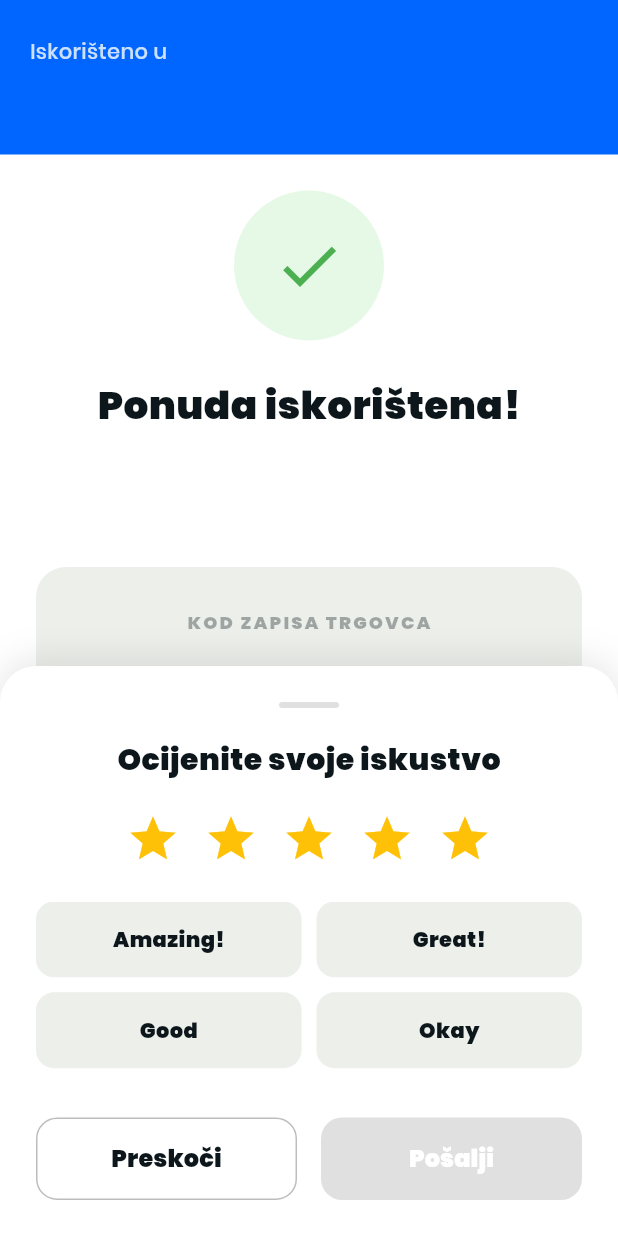
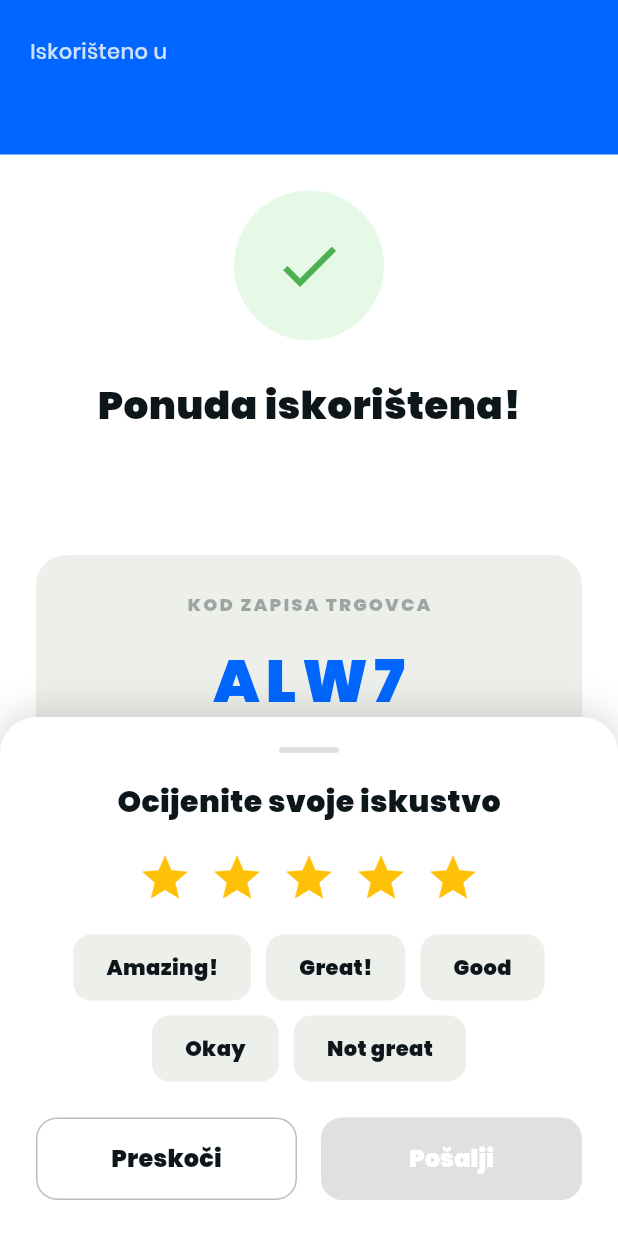
Before and after one commit to WAQASUMAR33/flutter_uzivaj, a Flutter app: the OfferRedeemedScreen screen opened directly with empty values, on a phone screen of 412 x 824 dp. Run offline on Flutter 3.47's test engine with Material 3 defaults, Android fonts, the phone set to English and light mode, and no system bars; our stand-ins replace cached_network_image, country_picker, firebase_auth, firebase_core, flutter_widget_from_html_core, font_awesome_flutter and 5 more; missing offline and left inert: flutter_stripe; accounts and stored records are empty.

Commit message:
fix(ui): resolve pixel overflow in pin entry and rating modal

```diff
--- a/lib/screens/offer_redemption_screens.dart
+++ b/lib/screens/offer_redemption_screens.dart
@@ -185,7 +185,10 @@
             ),
             Expanded(
               child: Padding(
-                padding: const EdgeInsets.all(24.0),
+                padding: const EdgeInsets.symmetric(
+                  horizontal: 20.0,
+                  vertical: 16.0,
+                ),
                 child: Column(
                   mainAxisAlignment: MainAxisAlignment.start,
                   children: [
@@ -198,7 +201,7 @@
                         fontFamily: 'Poppins',
                       ),
                     ),
-                    const SizedBox(height: 12),
+                    const SizedBox(height: 10),
                     Text(
                       AppStrings.of(context).handPhoneToWaiter,
                       textAlign: TextAlign.center,
@@ -210,15 +213,15 @@
                         height: 1.4,
                       ),
                     ),
-                    const SizedBox(height: 32),
+                    const SizedBox(height: 24),
                     Row(
                       mainAxisAlignment: MainAxisAlignment.center,
                       children: List.generate(_pinLength, (index) {
                         final isFilled = index < _pin.length;
                         return Container(
-                          margin: const EdgeInsets.symmetric(horizontal: 10),
-                          width: 60,
-                          height: 60,
+                          margin: const EdgeInsets.symmetric(horizontal: 8),
+                          width: 52,
+                          height: 52,
                           decoration: BoxDecoration(
                             color: isFilled
                                 ? Colors.white
@@ -243,7 +246,7 @@
                         );
                       }),
                     ),
-                    const SizedBox(height: 16),
+                    const SizedBox(height: 14),
                     SizedBox(
                       height: 24,
                       child: _isVerifying
@@ -267,16 +270,16 @@
                             )
                           : null,
                     ),
-                    const SizedBox(height: 20),
+                    const SizedBox(height: 12),
                     Expanded(
                       child: Column(
                         children: [
                           _buildKeypadRow(['1', '2', '3']),
-                          const SizedBox(height: 12),
+                          const SizedBox(height: 10),
                           _buildKeypadRow(['4', '5', '6']),
-                          const SizedBox(height: 12),
+                          const SizedBox(height: 10),
                           _buildKeypadRow(['7', '8', '9']),
-                          const SizedBox(height: 12),
+                          const SizedBox(height: 10),
                           _buildKeypadRow(['', '0', 'backspace']),
                         ],
                       ),
@@ -297,7 +300,7 @@
         mainAxisAlignment: MainAxisAlignment.spaceEvenly,
         children: keys.map((key) {
           if (key.isEmpty) {
-            return const SizedBox(width: 80, height: 80);
+            return const SizedBox(width: 72, height: 64);
           }
           return _buildKey(key);
         }).toList(),
@@ -310,11 +313,11 @@
     return GestureDetector(
       onTap: () => _onKeyPressed(value),
       child: Container(
-        width: 80,
-        height: 80,
+        width: 72,
+        height: 64,
         decoration: BoxDecoration(
           color: Apptheme.offwhitecolor,
-          borderRadius: BorderRadius.circular(18),
+          borderRadius: BorderRadius.circular(16),
         ),
         child: Center(
           child: isBackspace
@@ -463,7 +466,7 @@
                   ),
                 ),
                 Expanded(
-                  child: Padding(
+                  child: SingleChildScrollView(
                     padding: const EdgeInsets.all(24.0),
                     child: Column(
                       mainAxisAlignment: MainAxisAlignment.start,
@@ -471,8 +474,8 @@
                         Container(
                           width: 100,
                           height: 100,
-                          decoration: BoxDecoration(
-                            color: const Color(0xFFE6F9E6),
+                          decoration: const BoxDecoration(
+                            color: Color(0xFFE6F9E6),
                             shape: BoxShape.circle,
                           ),
                           child: const Center(
@@ -515,12 +518,12 @@
                             fontFamily: 'Poppins',
                           ),
                         ),
-                        const SizedBox(height: 32),
+                        const SizedBox(height: 24),
                         Container(
                           width: double.infinity,
                           padding: const EdgeInsets.symmetric(
                             horizontal: 24,
-                            vertical: 28,
+                            vertical: 24,
                           ),
                           decoration: BoxDecoration(
                             color: Apptheme.offwhitecolor,
@@ -540,18 +543,18 @@
                                   letterSpacing: 1.4,
                                 ),
                               ),
-                              const SizedBox(height: 16),
+                              const SizedBox(height: 14),
                               Text(
                                 _generateRandomCode(),
                                 style: TextStyle(
                                   color: Apptheme.bluecolor,
-                                  fontSize: 44,
+                                  fontSize: 40,
                                   fontWeight: FontWeight.w900,
                                   fontFamily: 'Poppins',
                                   letterSpacing: 4,
                                 ),
                               ),
-                              const SizedBox(height: 12),
+                              const SizedBox(height: 10),
                               Text(
                                 AppStrings.of(context).waiterWritesThis,
                                 style: TextStyle(
@@ -566,7 +569,7 @@
                             ],
                           ),
                         ),
-                        const Spacer(),
+                        const SizedBox(height: 28),
                         ElevatedButton(
                           onPressed: () {
                             Navigator.of(
@@ -576,7 +579,7 @@
                           style: ElevatedButton.styleFrom(
                             backgroundColor: Apptheme.bluecolor,
                             foregroundColor: Colors.white,
-                            minimumSize: const Size(double.infinity, 60),
+                            minimumSize: const Size(double.infinity, 56),
                             shape: RoundedRectangleBorder(
                               borderRadius: BorderRadius.circular(16),
                             ),
@@ -611,18 +614,22 @@
       right: 0,
       child: Container(
         width: double.infinity,
-        padding: const EdgeInsets.all(24.0),
+        constraints: BoxConstraints(
+          maxHeight: MediaQuery.of(context).size.height * 0.85,
+        ),
+        padding: const EdgeInsets.fromLTRB(24, 20, 24, 24),
         decoration: BoxDecoration(
           color: Colors.white,
           borderRadius: const BorderRadius.vertical(top: Radius.circular(24)),
           boxShadow: [
             BoxShadow(
-              color: Colors.black.withValues(alpha: 0.1),
+              color: Colors.black.withValues(alpha: 0.15),
               blurRadius: 20,
               offset: const Offset(0, -4),
             ),
           ],
         ),
+        child: SingleChildScrollView(
           child: Column(
             mainAxisSize: MainAxisSize.min,
             children: [
@@ -635,7 +642,7 @@
                     borderRadius: BorderRadius.circular(2),
                   ),
                 ),
-              const SizedBox(height: 20),
+                const SizedBox(height: 18),
                 Text(
                   AppStrings.of(context).rateYourExperience,
                   style: TextStyle(
@@ -645,7 +652,7 @@
                     fontFamily: 'Poppins',
                   ),
                 ),
-              const SizedBox(height: 20),
+                const SizedBox(height: 18),
                 Row(
                   mainAxisAlignment: MainAxisAlignment.center,
                   children: List.generate(5, (index) {
@@ -653,7 +660,7 @@
                     return GestureDetector(
                       onTap: () => setState(() => _selectedRating = starIndex),
                       child: Padding(
-                      padding: const EdgeInsets.symmetric(horizontal: 8.0),
+                        padding: const EdgeInsets.symmetric(horizontal: 6.0),
                         child: Icon(
                           Icons.star,
                           size: 36,
@@ -665,19 +672,20 @@
                     );
                   }),
                 ),
-              const SizedBox(height: 24),
-              SizedBox(
-                height: 120,
-                child: GridView.count(
-                  crossAxisCount: 2,
-                  childAspectRatio: 3.5,
-                  crossAxisSpacing: 10,
-                  mainAxisSpacing: 10,
+                const SizedBox(height: 20),
+                Wrap(
+                  spacing: 10,
+                  runSpacing: 10,
+                  alignment: WrapAlignment.center,
                   children: _validReviews.map((review) {
                     final isSelected = _selectedReview == review;
                     return GestureDetector(
                       onTap: () => setState(() => _selectedReview = review),
                       child: Container(
+                        padding: const EdgeInsets.symmetric(
+                          horizontal: 20,
+                          vertical: 10,
+                        ),
                         decoration: BoxDecoration(
                           color: isSelected
                               ? Apptheme.bluecolor.withValues(alpha: 0.1)
@@ -690,7 +698,6 @@
                           ),
                           borderRadius: BorderRadius.circular(12),
                         ),
-                        child: Center(
                         child: Text(
                           review,
                           style: TextStyle(
@@ -699,13 +706,12 @@
                                 : Apptheme.blackcolor,
                             fontWeight: FontWeight.w600,
                             fontFamily: 'Poppins',
-                            ),
+                            fontSize: 14,
                           ),
                         ),
                       ),
                     );
                   }).toList(),
-                ),
                 ),
                 const SizedBox(height: 24),
                 Row(
@@ -747,10 +753,17 @@
                           elevation: 0,
                         ),
                         child: _isSubmitting
-                          ? const CircularProgressIndicator(color: Colors.white)
+                            ? const SizedBox(
+                                width: 20,
+                                height: 20,
+                                child: CircularProgressIndicator(
+                                  color: Colors.white,
+                                  strokeWidth: 2,
+                                ),
+                              )
                             : Text(
                                 AppStrings.of(context).submitBtn,
-                              style: TextStyle(
+                                style: const TextStyle(
                                   fontSize: 16,
                                   fontWeight: FontWeight.w700,
                                   color: Colors.white,
@@ -835,6 +848,7 @@
           ],
         ),
       ),
+    ),
   );
   }
 }
```
Lines whose indentation alone changed are shown as unchanged.
